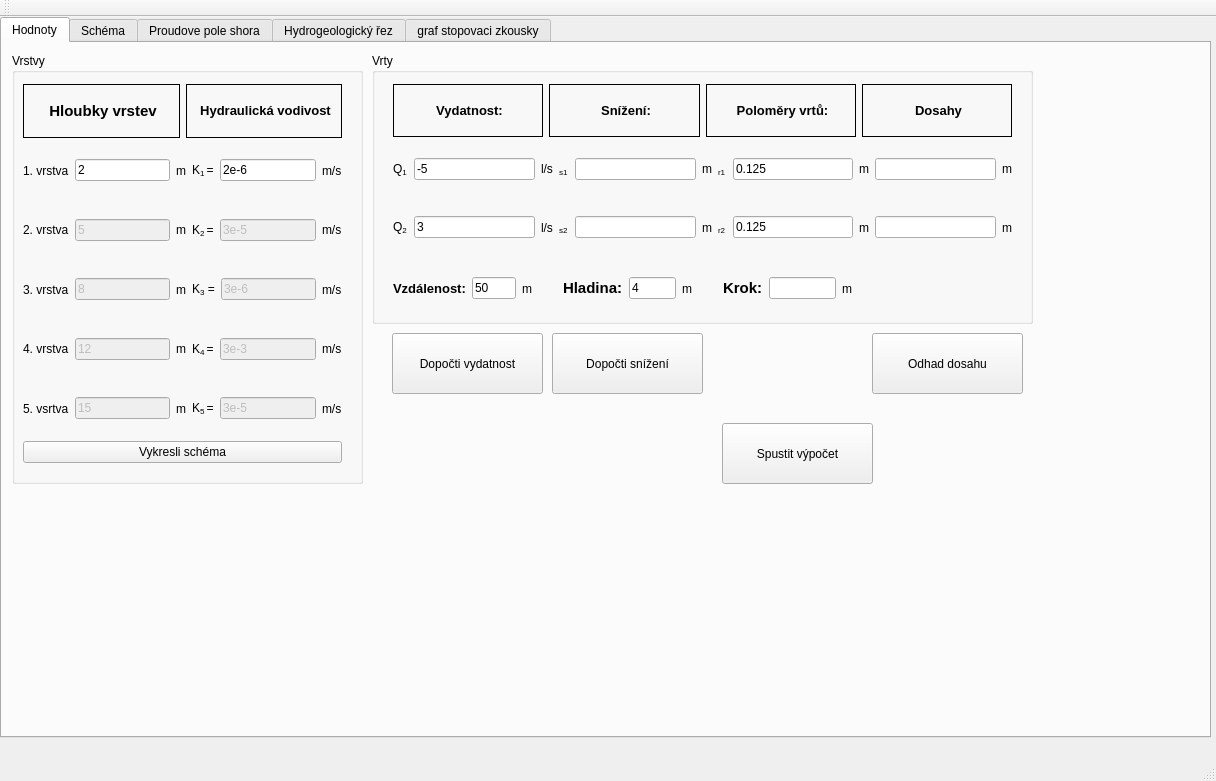
Old version of the form mainwindow.ui in the repository durhan/Program.
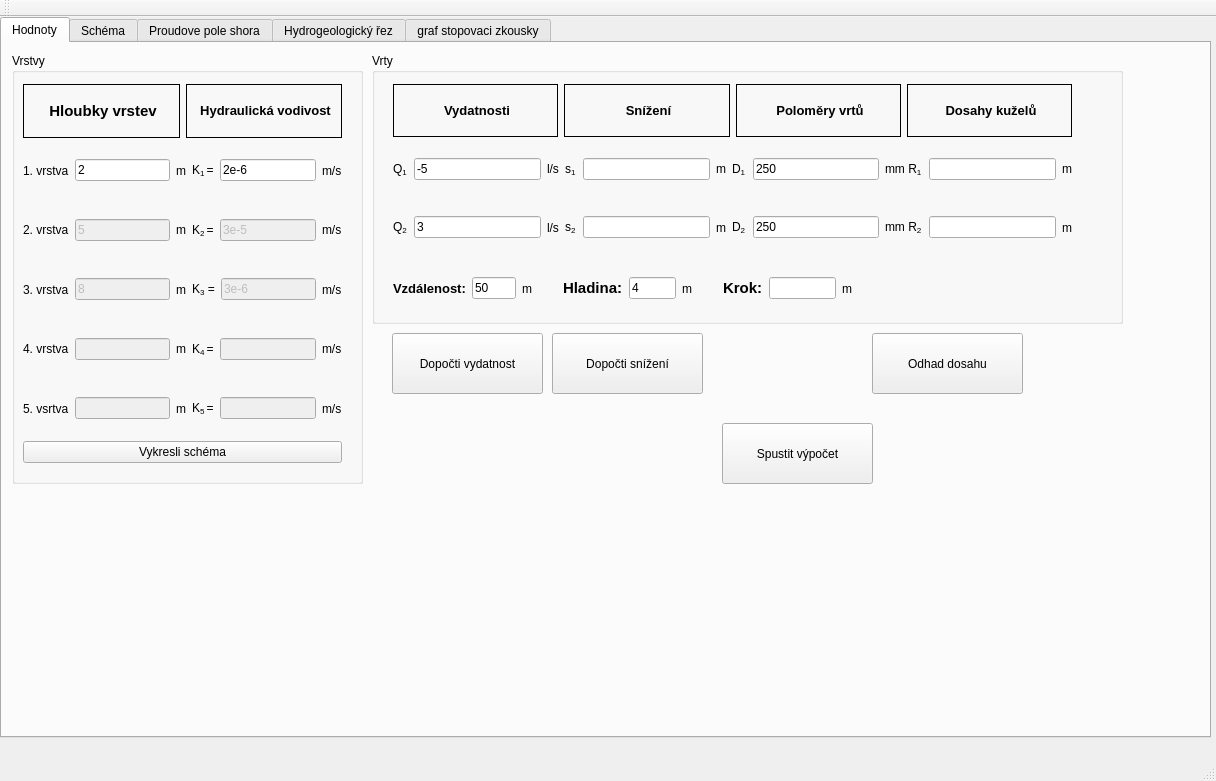
New version of the form. The open tabs and pages were chosen to show the change.

```diff
--- a/mainwindow.ui
+++ b/mainwindow.ui
@@ -241,7 +241,7 @@
              <bool>false</bool>
             </property>
             <property name="text">
-             <string>12</string>
+             <string/>
             </property>
            </widget>
           </item>
@@ -265,7 +265,7 @@
              <bool>false</bool>
             </property>
             <property name="text">
-             <string>3e-3</string>
+             <string/>
             </property>
            </widget>
           </item>
@@ -293,7 +293,7 @@
              <bool>false</bool>
             </property>
             <property name="text">
-             <string>15</string>
+             <string/>
             </property>
             <property name="frame">
              <bool>true</bool>
@@ -323,7 +323,7 @@
              <bool>false</bool>
             </property>
             <property name="text">
-             <string>3e-5</string>
+             <string/>
             </property>
            </widget>
           </item>
@@ -351,7 +351,7 @@
        <rect>
         <x>370</x>
         <y>10</y>
-        <width>661</width>
+        <width>751</width>
         <height>271</height>
        </rect>
       </property>
@@ -363,7 +363,7 @@
         <rect>
          <x>10</x>
          <y>20</y>
-         <width>641</width>
+         <width>701</width>
          <height>181</height>
         </rect>
        </property>
@@ -385,7 +385,7 @@
              <enum>QFrame::Box</enum>
             </property>
             <property name="text">
-             <string>&lt;html&gt;&lt;head/&gt;&lt;body&gt;&lt;p align=&quot;center&quot;&gt;&lt;span style=&quot; font-size:10pt; font-weight:600;&quot;&gt;Vydatnost:&lt;/span&gt;&lt;/p&gt;&lt;/body&gt;&lt;/html&gt;</string>
+             <string>&lt;html&gt;&lt;head/&gt;&lt;body&gt;&lt;p align=&quot;center&quot;&gt;&lt;span style=&quot; font-size:10pt; font-weight:600;&quot;&gt;Vydatnosti&lt;/span&gt;&lt;/p&gt;&lt;/body&gt;&lt;/html&gt;</string>
             </property>
            </widget>
           </item>
@@ -395,7 +395,7 @@
              <enum>QFrame::Box</enum>
             </property>
             <property name="text">
-             <string>&lt;html&gt;&lt;head/&gt;&lt;body&gt;&lt;p align=&quot;center&quot;&gt;&lt;span style=&quot; font-size:10pt; font-weight:600;&quot;&gt;Snížení:&lt;/span&gt;&lt;/p&gt;&lt;/body&gt;&lt;/html&gt;</string>
+             <string>&lt;html&gt;&lt;head/&gt;&lt;body&gt;&lt;p align=&quot;center&quot;&gt;&lt;span style=&quot; font-size:10pt; font-weight:600;&quot;&gt;Snížení&lt;/span&gt;&lt;/p&gt;&lt;/body&gt;&lt;/html&gt;</string>
             </property>
            </widget>
           </item>
@@ -405,7 +405,7 @@
              <enum>QFrame::Box</enum>
             </property>
             <property name="text">
-             <string>&lt;html&gt;&lt;head/&gt;&lt;body&gt;&lt;p align=&quot;center&quot;&gt;&lt;span style=&quot; font-size:10pt; font-weight:600;&quot;&gt;Poloměry vrtů:&lt;/span&gt;&lt;/p&gt;&lt;/body&gt;&lt;/html&gt;</string>
+             <string>&lt;html&gt;&lt;head/&gt;&lt;body&gt;&lt;p align=&quot;center&quot;&gt;&lt;span style=&quot; font-size:10pt; font-weight:600;&quot;&gt;Poloměry vrtů&lt;/span&gt;&lt;/p&gt;&lt;/body&gt;&lt;/html&gt;</string>
             </property>
            </widget>
           </item>
@@ -415,7 +415,7 @@
              <enum>QFrame::Box</enum>
             </property>
             <property name="text">
-             <string>&lt;html&gt;&lt;head/&gt;&lt;body&gt;&lt;p align=&quot;center&quot;&gt;&lt;span style=&quot; font-size:10pt; font-weight:600;&quot;&gt;Dosahy&lt;/span&gt;&lt;/p&gt;&lt;/body&gt;&lt;/html&gt;</string>
+             <string>&lt;html&gt;&lt;head/&gt;&lt;body&gt;&lt;p align=&quot;center&quot;&gt;&lt;span style=&quot; font-size:10pt; font-weight:600;&quot;&gt;Dosahy kuželů&lt;/span&gt;&lt;/p&gt;&lt;/body&gt;&lt;/html&gt;</string>
             </property>
            </widget>
           </item>
@@ -447,7 +447,7 @@
           <item>
            <widget class="QLabel" name="label_27">
             <property name="text">
-             <string>&lt;html&gt;&lt;head/&gt;&lt;body&gt;&lt;p&gt;&lt;span style=&quot; vertical-align:sub;&quot;&gt;s1&lt;/span&gt;&lt;/p&gt;&lt;/body&gt;&lt;/html&gt;</string>
+             <string>&lt;html&gt;&lt;head/&gt;&lt;body&gt;&lt;p&gt;s&lt;span style=&quot; vertical-align:sub;&quot;&gt;1&lt;/span&gt;&lt;/p&gt;&lt;/body&gt;&lt;/html&gt;</string>
             </property>
            </widget>
           </item>
@@ -467,21 +467,21 @@
           <item>
            <widget class="QLabel" name="label_25">
             <property name="text">
-             <string>&lt;html&gt;&lt;head/&gt;&lt;body&gt;&lt;p&gt;&lt;span style=&quot; vertical-align:sub;&quot;&gt;r1&lt;/span&gt;&lt;/p&gt;&lt;/body&gt;&lt;/html&gt;</string>
+             <string>&lt;html&gt;&lt;head/&gt;&lt;body&gt;&lt;p&gt;D&lt;span style=&quot; vertical-align:sub;&quot;&gt;1&lt;/span&gt;&lt;/p&gt;&lt;/body&gt;&lt;/html&gt;</string>
             </property>
            </widget>
           </item>
           <item>
            <widget class="QLineEdit" name="lineEdit_12">
             <property name="text">
-             <string>0.125</string>
+             <string>250</string>
             </property>
            </widget>
           </item>
           <item>
            <widget class="QLabel" name="label_26">
             <property name="text">
-             <string>m</string>
+             <string>&lt;html&gt;&lt;head/&gt;&lt;body&gt;&lt;p&gt;mm R&lt;span style=&quot; vertical-align:sub;&quot;&gt;1&lt;/span&gt;&lt;/p&gt;&lt;/body&gt;&lt;/html&gt;</string>
             </property>
            </widget>
           </item>
@@ -523,7 +523,7 @@
           <item>
            <widget class="QLabel" name="label_33">
             <property name="text">
-             <string>&lt;html&gt;&lt;head/&gt;&lt;body&gt;&lt;p&gt;&lt;span style=&quot; vertical-align:sub;&quot;&gt;s2&lt;/span&gt;&lt;/p&gt;&lt;/body&gt;&lt;/html&gt;</string>
+             <string>&lt;html&gt;&lt;head/&gt;&lt;body&gt;&lt;p&gt;s&lt;span style=&quot; vertical-align:sub;&quot;&gt;2&lt;/span&gt;&lt;/p&gt;&lt;/body&gt;&lt;/html&gt;</string>
             </property>
            </widget>
           </item>
@@ -540,21 +540,21 @@
           <item>
            <widget class="QLabel" name="label_31">
             <property name="text">
-             <string>&lt;html&gt;&lt;head/&gt;&lt;body&gt;&lt;p&gt;&lt;span style=&quot; vertical-align:sub;&quot;&gt;r2&lt;/span&gt;&lt;/p&gt;&lt;/body&gt;&lt;/html&gt;</string>
+             <string>&lt;html&gt;&lt;head/&gt;&lt;body&gt;&lt;p&gt;D&lt;span style=&quot; vertical-align:sub;&quot;&gt;2&lt;/span&gt;&lt;/p&gt;&lt;/body&gt;&lt;/html&gt;</string>
             </property>
            </widget>
           </item>
           <item>
            <widget class="QLineEdit" name="lineEdit_15">
             <property name="text">
-             <string>0.125</string>
+             <string>250</string>
             </property>
            </widget>
           </item>
           <item>
            <widget class="QLabel" name="label_32">
             <property name="text">
-             <string>m</string>
+             <string>&lt;html&gt;&lt;head/&gt;&lt;body&gt;&lt;p&gt;mm R&lt;span style=&quot; vertical-align:sub;&quot;&gt;2&lt;/span&gt;&lt;/p&gt;&lt;/body&gt;&lt;/html&gt;</string>
             </property>
            </widget>
           </item>
```
Left out of the diff: 2 changed lines with no effect on the pictures.
